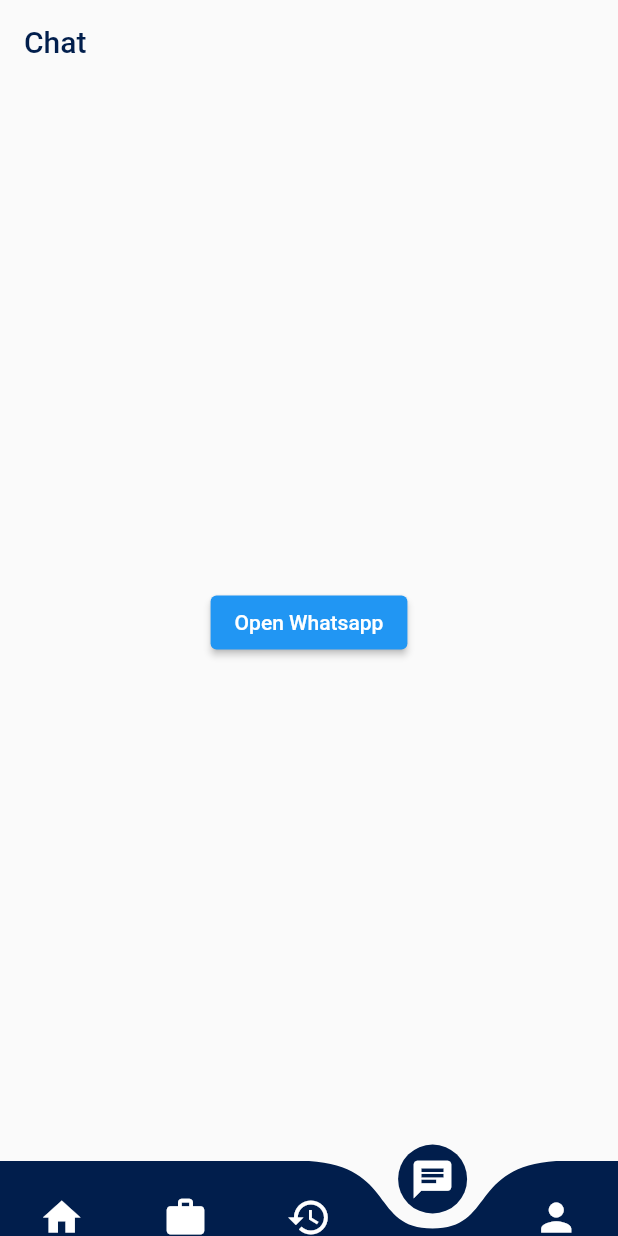
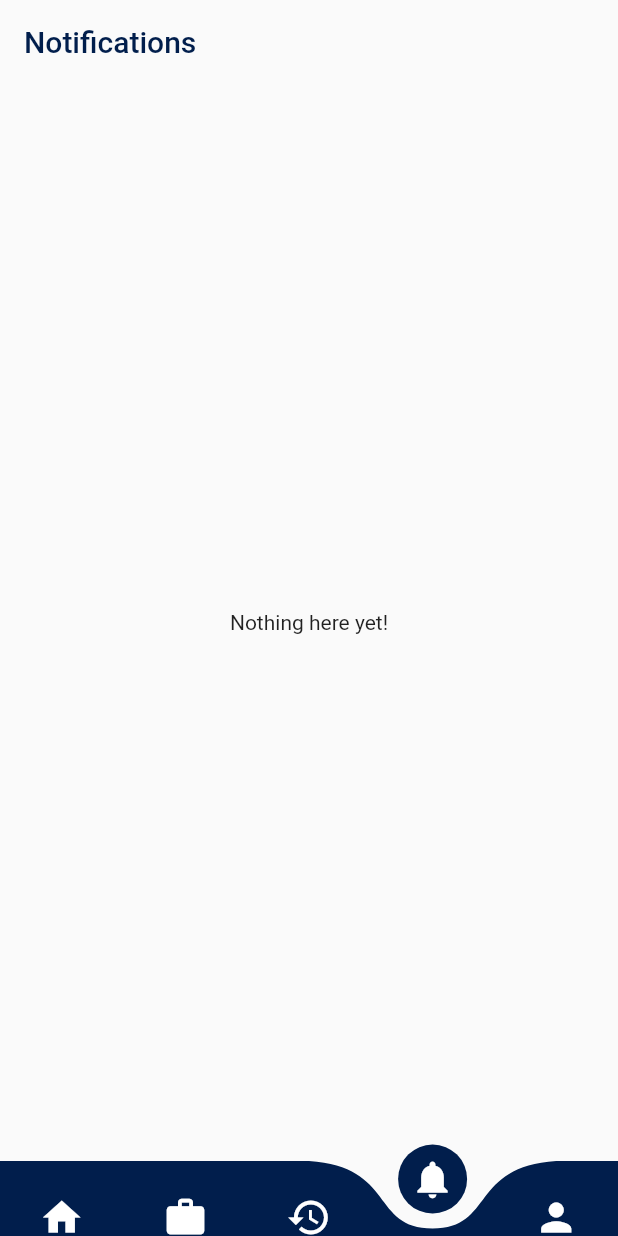
Before and after one commit to SuTechs/PythagonTutors, a Flutter app: the screen it shows once a user with an empty profile is signed in, item 4 of the bottom bar chosen, on a phone screen of 412 x 824 dp. Run offline on Flutter 3.47's test engine with Material 2 defaults, Android fonts, the phone set to English and light mode, and no system bars; drawn by our look-alikes of curved_navigation_bar; our stand-ins replace animated_text_kit, cloud_firestore, file_picker, firebase_auth, firebase_core, firebase_messaging and 4 more; missing offline and left inert: flutter_downloader; accounts and stored records are empty.

Commit message:
Notification Screen UI and API

```diff
--- a/lib/data/database.dart
+++ b/lib/data/database.dart
@@ -486,3 +486,52 @@ class TransactionData {
     return _transactions;
   }
 }
+
+/// Notifications
+
+class NotificationData {
+  // info
+  final String id;
+  final String from;
+  final String to;
+  final DateTime createdAt;
+
+  // notification
+  final String title;
+  final String body;
+
+  // data
+  final Map<String, dynamic>? data;
+
+  bool isRead;
+
+  NotificationData({
+    required this.id,
+    required this.from,
+    required this.createdAt,
+    required this.to,
+    required this.title,
+    required this.body,
+    required this.isRead,
+    this.data,
+  });
+
+  factory NotificationData.fromJson(Map<String, dynamic> json) {
+    return NotificationData(
+      id: json['id'],
+      from: json['from'],
+      to: json['to'],
+      title: json['title'],
+      body: json['body'],
+      data: json['data'],
+      isRead: json['isRead'] ?? false,
+      createdAt: json['createdAt'] == null
+          ? Timestamp.now().toDate()
+          : (json['createdAt'] as Timestamp).toDate(),
+    );
+  }
+
+  void markAsRead() async {
+    CollectionRef.notifications.doc(id).update({"isRead": true});
+  }
+}
--- a/lib/data/utils/NotificationManager.dart
+++ b/lib/data/utils/NotificationManager.dart
@@ -22,6 +22,8 @@ class NotificationManager {
   //     _flutterLocalNotificationsPlugin = FlutterLocalNotificationsPlugin();
 
   static Future<void> init() async {
+    await FirebaseMessaging.instance
+        .getToken(); // => temporary fix for onResume message
     // /// configuring the notification channel
     // await _flutterLocalNotificationsPlugin
     //     .resolvePlatformSpecificImplementation<
@@ -42,7 +44,7 @@ class NotificationManager {
 
     /// foreground message
     FirebaseMessaging.onMessage.listen((message) {
-      // print('message = $message');
+      print('message = $message');
       //
       final RemoteNotification? notification = message.notification;
       // final AndroidNotification? android = message.notification?.android;
--- a/lib/data/utils/modal/collectionRef.dart
+++ b/lib/data/utils/modal/collectionRef.dart
@@ -13,4 +13,7 @@ class CollectionRef {
 
   static final transactions =
       FirebaseFirestore.instance.collection('Transactions');
+
+  static final notifications =
+      FirebaseFirestore.instance.collection('Notifications');
 }
--- a/lib/main.dart
+++ b/lib/main.dart
@@ -22,8 +22,8 @@ class MyApp extends StatelessWidget {
       debugShowCheckedModeBanner: false,
       title: 'Pythagon Tutors',
       theme: ThemeData(
-        primarySwatch: Colors.pink,
-        accentColor: kLogoRedColor,
+        colorScheme: ColorScheme.fromSwatch(primarySwatch: Colors.pink)
+            .copyWith(secondary: kLogoRedColor),
       ),
       home: StreamBuilder<User?>(
           stream: FirebaseAuth.instance.authStateChanges(),
--- a/lib/screens/navigationHome.dart
+++ b/lib/screens/navigationHome.dart
@@ -1,11 +1,15 @@
 import 'package:curved_navigation_bar/curved_navigation_bar.dart';
 import 'package:flutter/material.dart';
+import 'package:get/get_core/src/get_main.dart';
+import 'package:get/get_instance/src/extension_instance.dart';
+import 'package:get/get_state_manager/src/rx_flutter/rx_obx_widget.dart';
+import 'package:tutors/data/bloc/notificationBloc.dart';
 import 'package:tutors/data/utils/NotificationManager.dart';
-import 'package:tutors/data/utils/Utils.dart';
 import 'package:tutors/screens/profile.dart';
 
 import '../constants.dart';
 import 'home.dart';
+import 'notifications.dart';
 
 class NavScreen {
   final String title;
@@ -21,7 +25,9 @@ class NavigationHome extends StatefulWidget {
 }
 
 class _NavigationHomeState extends State<NavigationHome> {
-  final List<NavScreen> _screens = [
+  static final _notificationsController = Get.put(NotificationListController());
+
+  late final List<NavScreen> _screens = [
     /// home
     NavScreen(
       title: 'Home',
@@ -55,21 +61,38 @@ class _NavigationHomeState extends State<NavigationHome> {
       ),
     ),
 
-    /// chat
+    /// notifications
     NavScreen(
-      title: 'Chat',
-      screens: Center(
-        child: ElevatedButton(
-          onPressed: () {
-            launchWhatsapp();
-          },
-          child: Text('Open Whatsapp'),
-        ),
-      ),
-      icon: Icon(
-        Icons.chat,
-        size: 30,
-        color: Colors.white,
+      title: 'Notifications',
+      screens: NotificationScreen(),
+      icon: Stack(
+        children: [
+          Icon(
+            Icons.notifications,
+            size: 30,
+            color: Colors.white,
+          ),
+          // new notification count
+
+          Obx(
+            () => Visibility(
+              visible: _notificationsController.notifications
+                  .where((p0) => !p0.isRead)
+                  .isNotEmpty,
+              child: CircleAvatar(
+                radius: 9,
+                backgroundColor: Colors.red,
+                child: Text(
+                  '${_notificationsController.notifications.where((p0) => !p0.isRead).length}',
+                  style: TextStyle(
+                    fontSize: 11,
+                    color: Colors.white,
+                  ),
+                ),
+              ),
+            ),
+          ),
+        ],
       ),
     ),
 
@@ -97,7 +120,7 @@ class _NavigationHomeState extends State<NavigationHome> {
   Widget build(BuildContext context) {
     return Theme(
       data: ThemeData(
-        accentColor: kBlueColor,
+        colorScheme: ColorScheme.fromSwatch().copyWith(secondary: kBlueColor),
       ),
       child: Scaffold(
         appBar: AppBar(
--- /dev/null
+++ b/lib/screens/notifications.dart
@@ -0,0 +1,86 @@
+import 'package:flutter/material.dart';
+import 'package:get/get_state_manager/src/simple/get_view.dart';
+import 'package:get/get_utils/src/extensions/context_extensions.dart';
+import 'package:tutors/data/bloc/notificationBloc.dart';
+import 'package:tutors/data/database.dart';
+import 'package:tutors/data/utils/Utils.dart';
+
+import '../constants.dart';
+
+class NotificationScreen extends GetView<NotificationListController> {
+  const NotificationScreen({Key? key}) : super(key: key);
+
+  @override
+  Widget build(BuildContext context) {
+    return controller.notifications.isEmpty
+        ? Center(
+            child: Text('Nothing here yet!'),
+          )
+        : ListView.builder(
+            itemCount: controller.notifications.length + 1,
+            itemBuilder: (_, index) {
+              if (index == controller.notifications.length)
+                return SizedBox(height: 16);
+              return NotificationTile(
+                notificationData: controller.notifications[index],
+              );
+            },
+          );
+  }
+}
+
+class NotificationTile extends StatefulWidget {
+  final NotificationData notificationData;
+
+  const NotificationTile({Key? key, required this.notificationData})
+      : super(key: key);
+
+  @override
+  State<NotificationTile> createState() => _NotificationTileState();
+}
+
+class _NotificationTileState extends State<NotificationTile> {
+  @override
+  Widget build(BuildContext context) {
+    return Material(
+      child: Padding(
+        padding: EdgeInsets.symmetric(horizontal: 14, vertical: 8),
+        child: ListTile(
+          contentPadding:
+              EdgeInsets.only(left: 0, right: 16, top: 8, bottom: 8),
+          shape: RoundedRectangleBorder(
+            borderRadius: BorderRadius.circular(4.0),
+            side: BorderSide(
+              width: 0.1,
+              color: kBlueColor,
+            ),
+          ),
+          leading: IconButton(
+            onPressed: widget.notificationData.isRead
+                ? null
+                : () {
+                    setState(() {
+                      widget.notificationData.isRead = true;
+                      widget.notificationData.markAsRead();
+                    });
+                  },
+            icon: Icon(
+              !widget.notificationData.isRead
+                  ? Icons.notifications_active_outlined
+                  : Icons.notifications_outlined,
+              color: !widget.notificationData.isRead ? kBlueColor : null,
+            ),
+            tooltip: !widget.notificationData.isRead ? 'Mark as read' : null,
+          ),
+          title: Text('${widget.notificationData.title}'),
+          subtitle: Text('${widget.notificationData.body}'),
+          trailing: Text(
+            getFormattedTime(DateTime.now()),
+            style: context.textTheme.caption,
+          ),
+          enabled: !widget.notificationData.isRead,
+        ),
+      ),
+    );
+  }
+}
```
Also changed, not shown: lib/data/bloc/notificationBloc.dart (added, +44 -0 lines), lib/data/utils/NotificationSender.dart (added, +81 -0 lines), lib/screens/transaction.dart (+13 -2 lines), lib/widgets/login.dart (+8 -0 lines), pubspec.yaml (+15 -14 lines), pubspec.lock, 3 other files.
